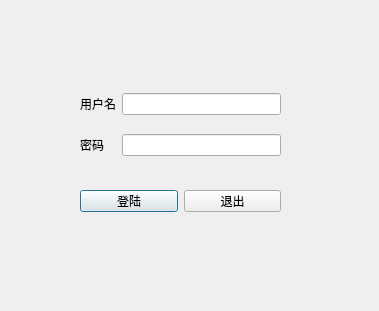
This is logindialog.ui in SillyPasty/Movie_Management as Qt 5 draws it before an edit. The edited form follows.
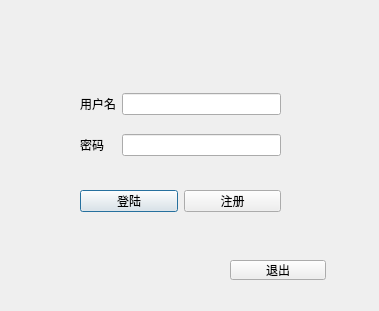
This is the edited form.

Commit message: 增加注册界面

The edit to the form file:
```diff
--- a/logindialog.ui
+++ b/logindialog.ui
@@ -13,7 +13,7 @@
   <property name="windowTitle">
    <string>Dialog</string>
   </property>
-  <widget class="QWidget" name="">
+  <widget class="QWidget" name="layoutWidget">
    <property name="geometry">
     <rect>
      <x>80</x>
@@ -45,7 +45,7 @@
     </item>
    </layout>
   </widget>
-  <widget class="QWidget" name="">
+  <widget class="QWidget" name="layoutWidget">
    <property name="geometry">
     <rect>
      <x>80</x>
@@ -63,14 +63,27 @@
      </widget>
     </item>
     <item>
-     <widget class="QPushButton" name="pushButton_exit">
+     <widget class="QPushButton" name="pushButton_register">
       <property name="text">
-       <string>退出</string>
+       <string>注册</string>
       </property>
      </widget>
     </item>
    </layout>
   </widget>
+  <widget class="QPushButton" name="pushButton_exit">
+   <property name="geometry">
+    <rect>
+     <x>230</x>
+     <y>260</y>
+     <width>96</width>
+     <height>20</height>
+    </rect>
+   </property>
+   <property name="text">
+    <string>退出</string>
+   </property>
+  </widget>
  </widget>
  <resources/>
  <connections>
```
The commit also changes 13 other files.
